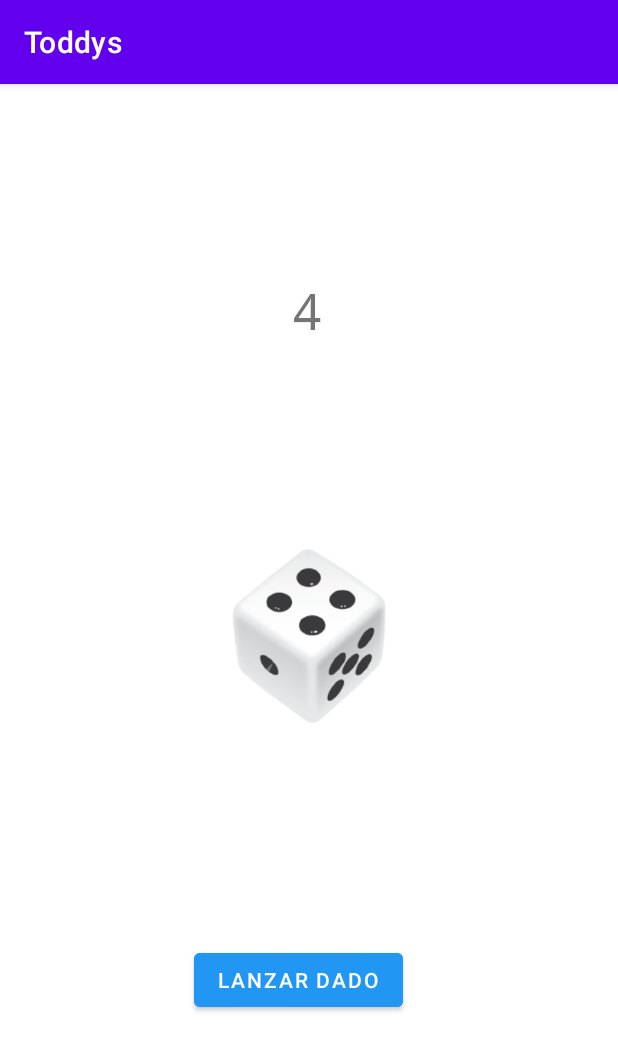
After one commit to alefv5/ProyMobile, an Android app: the LogicGameActivity screen opened directly, with no data from a screen before it, on a phone screen of 412 x 824 dp. The commit adds this screen. Shown: the top 1051 px of the screen. Run offline under Robolectric (Android 15) with nearby library versions, the phone set to English and light mode, and no system bars.

Commit message:
added logic game

```diff
--- a/app/src/main/AndroidManifest.xml
+++ b/app/src/main/AndroidManifest.xml
@@ -9,6 +9,12 @@
         android:roundIcon="@mipmap/ic_launcher_round"
         android:supportsRtl="true"
         android:theme="@style/Theme.Toddys">
+        <activity
+            android:name=".LogicGameActivity"
+            android:exported="false" />
+        <activity
+            android:name=".FourthActivity"
+            android:exported="false" />
         <activity
             android:name=".ThirdActivity"
             android:exported="false" />
--- /dev/null
+++ b/app/src/main/java/edu/bo/ucb/toddys/LogicGameActivity.kt
@@ -0,0 +1,56 @@
+package edu.bo.ucb.toddys
+
+import androidx.appcompat.app.AppCompatActivity
+import android.os.Bundle
+import android.os.CountDownTimer
+import android.widget.Button
+import android.widget.ImageView
+import android.widget.TextView
+
+class LogicGameActivity : AppCompatActivity() {
+    override fun onCreate(savedInstanceState: Bundle?) {
+        super.onCreate(savedInstanceState)
+        setContentView(R.layout.activity_logic_game)
+        val btnLanzar: Button = findViewById(R.id.btnLanzar)
+
+        btnLanzar.setOnClickListener{
+            //Toast.makeText(this, "PRESIONO EL BOTON", Toast.LENGTH_LONG).show()
+            tiempo()
+        }
+        rollDice()
+    }
+
+    private fun rollDice(){
+        var numero: Int = lanzar(6)
+        var txtResult: TextView = findViewById(R.id.txtResultado)
+        txtResult.text = numero.toString()
+
+        val drawableResource = when(numero){
+            1 -> R.drawable.dice_1
+            2 -> R.drawable.dice_2
+            3 -> R.drawable.dice_3
+            4 -> R.drawable.dice_4
+            5 -> R.drawable.dice_5
+            else -> R.drawable.dice_6
+        }
+
+        val imgDado: ImageView = findViewById(R.id.imgDado)
+        imgDado.setImageResource(drawableResource)
+    }
+
+    private fun lanzar(max: Int): Int{
+        return (1..max).random()
+    }
+
+    private fun tiempo(){
+        object: CountDownTimer(3000, 150){
+            override fun onTick(p0: Long) {
+                rollDice()
+            }
+
+            override fun onFinish() {
+
+            }
+        }.start()
+    }
+}
--- a/app/src/main/java/edu/bo/ucb/toddys/ThirdActivity.kt
+++ b/app/src/main/java/edu/bo/ucb/toddys/ThirdActivity.kt
@@ -16,5 +16,11 @@ class ThirdActivity : AppCompatActivity() {
         btnAtrasVista3.setOnClickListener{
             startActivity(Intent(this,SecondActivity::class.java))
         }
+
+        val btnOpcion2: Button = findViewById(R.id.btnOpcion2)
+
+        btnOpcion2.setOnClickListener {
+            startActivity(Intent(this,FourthActivity::class.java))
+        }
     }
 }
--- /dev/null
+++ b/app/src/main/res/layout/activity_logic_game.xml
@@ -0,0 +1,47 @@
+<?xml version="1.0" encoding="utf-8"?>
+<androidx.constraintlayout.widget.ConstraintLayout xmlns:android="http://schemas.android.com/apk/res/android"
+    xmlns:app="http://schemas.android.com/apk/res-auto"
+    xmlns:tools="http://schemas.android.com/tools"
+    android:layout_width="match_parent"
+    android:layout_height="match_parent"
+    tools:context=".LogicGameActivity">
+
+    <Button
+        android:id="@+id/btnLanzar"
+        android:layout_width="wrap_content"
+        android:layout_height="wrap_content"
+        android:layout_marginTop="50dp"
+        android:backgroundTint="#2196F3"
+        android:text="Lanzar dado"
+        app:layout_constraintEnd_toEndOf="parent"
+        app:layout_constraintHorizontal_bias="0.474"
+        app:layout_constraintStart_toStartOf="parent"
+        app:layout_constraintTop_toBottomOf="@+id/imgDado" />
+
+    <TextView
+        android:id="@+id/txtResultado"
+        android:layout_width="wrap_content"
+        android:layout_height="wrap_content"
+        android:fontFamily="monospace"
+        android:textSize="34sp"
+        app:layout_constraintBottom_toBottomOf="parent"
+        app:layout_constraintEnd_toEndOf="parent"
+        app:layout_constraintHorizontal_bias="0.498"
+        app:layout_constraintStart_toStartOf="parent"
+        app:layout_constraintTop_toTopOf="parent"
+        app:layout_constraintVertical_bias="0.177"
+        tools:text="1" />
+
+    <ImageView
+        android:id="@+id/imgDado"
+        android:layout_width="300dp"
+        android:layout_height="300dp"
+        android:layout_marginTop="50dp"
+        app:layout_constraintEnd_toEndOf="parent"
+        app:layout_constraintHorizontal_bias="0.498"
+        app:layout_constraintStart_toStartOf="parent"
+        app:layout_constraintTop_toBottomOf="@+id/txtResultado"
+        app:srcCompat="@drawable/dice_1"
+        tools:srcCompat="@drawable/dice_1" />
+
+</androidx.constraintlayout.widget.ConstraintLayout>
--- a/app/src/main/res/values/strings.xml
+++ b/app/src/main/res/values/strings.xml
@@ -8,4 +8,5 @@
     <string name="btnOpcion2">2</string>
     <string name="btnOpcion3">3</string>
     <string name="btnOpcion4">4</string>
+    <string name="btnContinuar">Continuar</string>
 </resources>
```
Also changed, not shown: app/src/main/java/edu/bo/ucb/toddys/FourthActivity.kt (added, +27 -0 lines), app/src/main/res/layout/activity_fourth.xml (added, +54 -0 lines).
